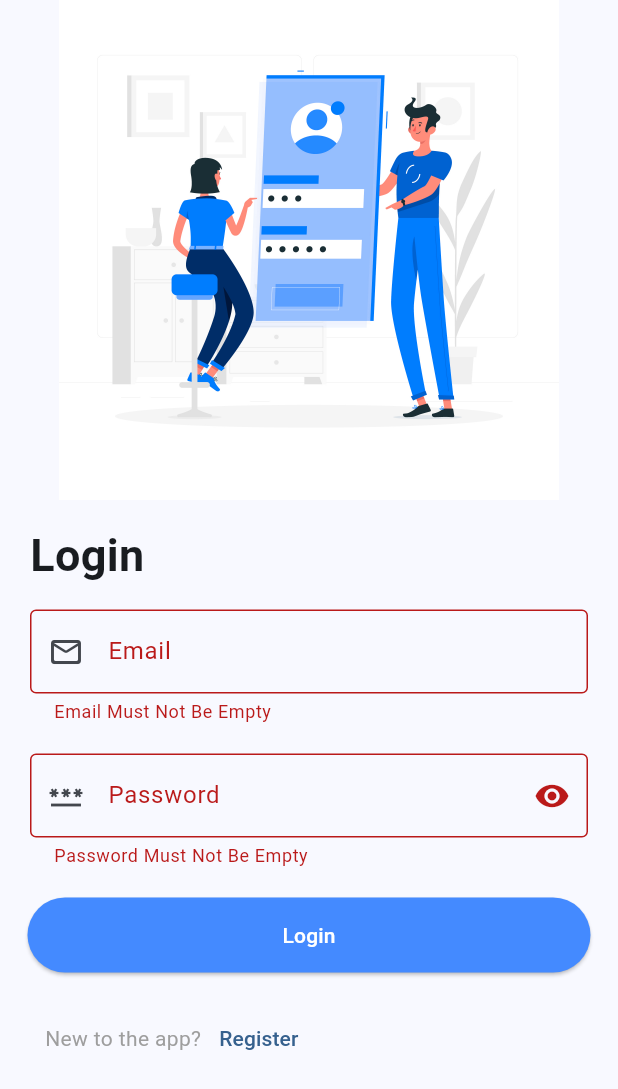
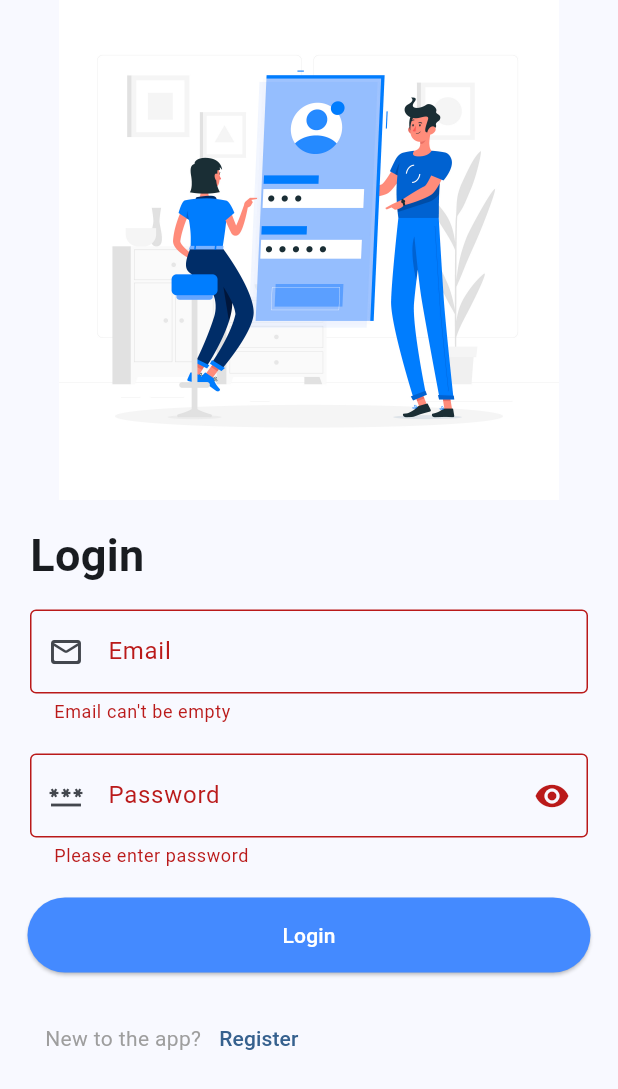
Before and after one commit to Andrew-A-A/login_flutter_example, a Flutter app: the screen it shows after launch, after a tap on "Login", on a phone screen of 412 x 824 dp. Shown: the top 1089 px of the screen. Run offline on Flutter 3.47's test engine with Material 3 defaults, Android fonts, the phone set to English and light mode, and no system bars; our stand-ins replace firebase_auth, firebase_core, flutter_bloc; accounts and stored records are empty.

Commit message:
Add validation and refactor code

```diff
--- a/lib/cubit/app_cubit.dart
+++ b/lib/cubit/app_cubit.dart
@@ -1,10 +1,6 @@
-import 'dart:convert';
 import 'package:firebase_auth/firebase_auth.dart';
-import 'package:flutter/cupertino.dart';
-import 'package:flutter/foundation.dart';
 import 'package:flutter_bloc/flutter_bloc.dart';
 import 'app_states.dart';
-import 'package:firebase_core/firebase_core.dart';
 
 
 class AppCubit extends Cubit<AppStates> {
@@ -16,7 +12,7 @@ class AppCubit extends Cubit<AppStates> {
   //Boolean used to switch show/hide password state
   bool passwordVisible=false;
 
-
+  User? currentUser;
 
   //Error messages (if any) for password and email text boxes
   String? emailcheck;
@@ -28,42 +24,11 @@ class AppCubit extends Cubit<AppStates> {
   //Boolean detect current state (loggedIn or not)
   bool isLoggedIn = false;
 
-  //Text boxes controllers
-  var nameController = TextEditingController();
-  var emailController = TextEditingController();
-  var phoneController = TextEditingController();
-  var passwordController = TextEditingController();
-  var confirmPasswordController = TextEditingController();
-  var ageController = TextEditingController();
-  var heightController = TextEditingController();
 
   void togglePasswordVisibility(){
     passwordVisible= !passwordVisible;
     emit(TogglePasswordVisibilityState());
   }
 
-  static Future<User?> signInUsingEmailPassword({
-    required String email,
-    required String password,
-    required BuildContext context,
-  }) async {
-    FirebaseAuth auth = FirebaseAuth.instance;
-    User? user;
 
-    try {
-      UserCredential userCredential = await auth.signInWithEmailAndPassword(
-        email: email,
-        password: password,
-      );
-      user = userCredential.user;
-    } on FirebaseAuthException catch (e) {
-      if (e.code == 'user-not-found') {
-        print('No user found for that email.');
-      } else if (e.code == 'wrong-password') {
-        print('Wrong password provided.');
-      }
-    }
-
-    return user;
-  }
 }
--- /dev/null
+++ b/lib/home.dart
@@ -0,0 +1,23 @@
+import 'package:flutter/material.dart';
+import 'package:flutter_bloc/flutter_bloc.dart';
+
+import 'cubit/app_cubit.dart';
+import 'cubit/app_states.dart';
+
+class HomeScreen extends StatelessWidget {
+   const HomeScreen( {super.key});
+  @override
+  Widget build(BuildContext context) {
+    AppCubit cubit=BlocProvider.of<AppCubit>(context);
+    return BlocBuilder<AppCubit,AppStates>(
+        builder: (BuildContext context,dynamic state)
+    {
+      return Scaffold(
+        body: Center(
+          child: Text("Welcome ${cubit.currentUser?.email}"),
+        ),
+      );
+    }
+    );
+ }
+}
--- a/lib/login.dart
+++ b/lib/login.dart
@@ -1,12 +1,15 @@
-import 'package:flutter/foundation.dart';
 import 'package:flutter/material.dart';
 import 'package:flutter_bloc/flutter_bloc.dart';
+import 'package:login_task/home.dart';
+import 'package:login_task/utils/firebase_auth.dart';
+import 'package:login_task/utils/form_validator.dart';
 import 'cubit/app_cubit.dart';
 import 'cubit/app_states.dart';
 
 class LoginApp extends StatelessWidget {
-    const LoginApp({super.key});
-
+    LoginApp({super.key});
+    final emailController = TextEditingController();
+    final passwordController = TextEditingController();
   @override
   Widget build(BuildContext context){
     AppCubit cubit=BlocProvider.of<AppCubit>(context);
@@ -37,21 +40,14 @@ class LoginApp extends StatelessWidget {
                         child: TextFormField(
                           autovalidateMode:(cubit.isLoggedIn)?AutovalidateMode.disabled:AutovalidateMode.onUserInteraction,
                           keyboardType: TextInputType.emailAddress,
-                          controller: cubit.emailController,
+                          controller: emailController,
                           textInputAction: TextInputAction.next,
                           decoration: const InputDecoration(
                               border: OutlineInputBorder(),
                               labelText: "Email",
                               prefixIcon: Icon(Icons.mail_outline_rounded)
                           ),
-                          validator: (value) {
-                            if (value!.isEmpty) {
-                              return "Email Must Not Be Empty";
-                            }
-                           // cubit.wrongEmail(email: value);
-                            return cubit.emailcheck;
-                            //  return null;
-                          },
+                          validator: (value) =>Validator.validateEmail(email: value),
                         ),
                       ),
                       const SizedBox(height: 20),
@@ -61,7 +57,7 @@ class LoginApp extends StatelessWidget {
                         child: TextFormField(
                           autovalidateMode:(cubit.isLoggedIn)?AutovalidateMode.disabled:AutovalidateMode.onUserInteraction,
                           keyboardType: TextInputType.visiblePassword,
-                          controller: cubit.passwordController,
+                          controller: passwordController,
                           obscureText: !cubit.passwordVisible,
                           enableSuggestions: false,
                           autocorrect: false,
@@ -78,16 +74,7 @@ class LoginApp extends StatelessWidget {
                               onPressed: cubit.togglePasswordVisibility
                             ),
                           ),
-                          validator: (value) {
-                            if (value!.isEmpty) {
-                              return "Password Must Not Be Empty";
-                            }
-                            else if(cubit.emailcheck==null) {
-                              //cubit.wrongPassword(password: value);
-                            }
-                            return cubit.passwordcheck;
-
-                          },
+                          validator: (value)=> Validator.isPasswordValid(password: value),
                         ),
                       ),
                     ],
@@ -98,14 +85,21 @@ class LoginApp extends StatelessWidget {
                 ElevatedButton(
                     onPressed: () {
                       if ( loginFormKey.currentState!.validate()) {
-                        AppCubit.signInUsingEmailPassword(
-                          email: cubit.emailController.text,
-                          password:cubit.passwordController.text, context: context ,);
-                        //cubit.loginSucceeded();
-                       // Navigator.of(context).push(MaterialPageRoute(builder: (BuildContext context)=>  const Home()));
-                        if (kDebugMode) {
-                          print("FOUND!!");
-                        }
+                        FirebaseAuthentication.signInUsingEmailPassword(
+                          email: emailController.text,
+                          password:passwordController.text, context: context
+                        ).then((user){
+                          if(user!=null) {
+                            cubit.currentUser = user;
+                            if (context.mounted) {
+                              Navigator.push(
+                                context,
+                                MaterialPageRoute(
+                                    builder: (context) => const HomeScreen()),
+                              );
+                            }
+                          }
+                        });
                       }
                       else {
                         null;
--- a/lib/main.dart
+++ b/lib/main.dart
@@ -3,7 +3,7 @@ import 'package:flutter/material.dart';
 import 'package:flutter_bloc/flutter_bloc.dart';
 
 import 'cubit/app_cubit.dart';
-import 'firebase_options.dart';
+import 'utils/firebase_options.dart';
 import 'login.dart';
 
 void main() async {
@@ -28,7 +28,7 @@ class MyApp extends StatelessWidget {
               colorScheme: ColorScheme.fromSeed(seedColor: Colors.blue),
               useMaterial3: true,
             ),
-            home:const LoginApp()
+            home: LoginApp()
         )
     );
   }
--- /dev/null
+++ b/lib/utils/firebase_auth.dart
@@ -0,0 +1,25 @@
+import 'package:firebase_auth/firebase_auth.dart';
+import 'package:flutter/cupertino.dart';
+
+class FirebaseAuthentication {
+  static Future<User?> signInUsingEmailPassword({
+    required String email,
+    required String password,
+    required BuildContext context,
+  }) async {
+    FirebaseAuth auth = FirebaseAuth.instance;
+    User? user;
+
+    try {
+      UserCredential userCredential = await auth.signInWithEmailAndPassword(
+        email: email,
+        password: password,
+      );
+      user = userCredential.user;
+    } on FirebaseAuthException catch (e) {
+        //TODO: handle firebase authentication exceptions
+    }
+    return user;
+  }
+
+}
--- /dev/null
+++ b/lib/utils/form_validator.dart
@@ -0,0 +1,30 @@
+
+class Validator{
+  static String? isPasswordValid({required String? password}){
+    if(password ==null){
+      return null;
+    }
+    if(password.isEmpty){
+      return "Please enter password";
+    }else if(password.length<8){
+      return "Please enter a valid password";
+    }
+    return null;
+  }
+  static String? validateEmail({required String? email}) {
+    if(email==null){
+
+      return null;
+    }
+
+    RegExp emailRegExp = RegExp(
+        r"^[a-zA-Z0-9.!#$%&'*+/=?^_`{|}~-]+@[a-zA-Z0-9](?:[a-zA-Z0-9-]{0,253}[a-zA-Z0-9])?(?:\.[a-zA-Z0-9](?:[a-zA-Z0-9-]{0,253}[a-zA-Z0-9])?)*$");
+
+    if (email.isEmpty) {
+      return 'Email can\'t be empty';
+    } else if (!emailRegExp.hasMatch(email)) {
+      return 'Enter a valid email';
+    }
+    return null;
+  }
+}
```
Also changed, not shown: lib/utils/firebase_options.dart (renamed from lib/firebase_options.dart).
